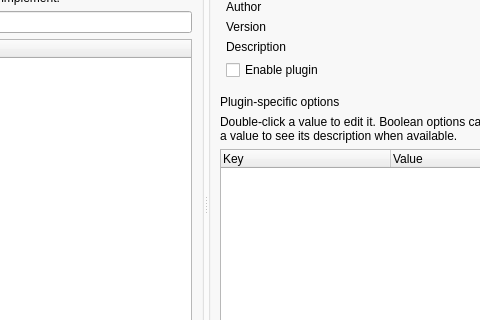
Above: source/modorganizer/src/settingsdialog.ui from ArialSenki/MO2-Revamped before the change; both pictures show x 275 to 755 and y 119 to 439 of the 1000 by 740 pixel window. Below: the same form after it.
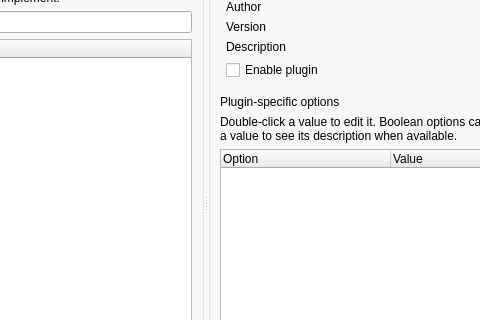
That is the form after the change. The open tabs and pages were chosen to show the change. Custom widgets are drawn as their Qt base class.

Diff of the .ui file:
```diff
--- a/source/modorganizer/src/settingsdialog.ui
+++ b/source/modorganizer/src/settingsdialog.ui
@@ -2031,7 +2031,7 @@
                  </attribute>
                  <column>
                   <property name="text">
-                   <string>Key</string>
+                   <string>Option</string>
                   </property>
                  </column>
                  <column>
```
